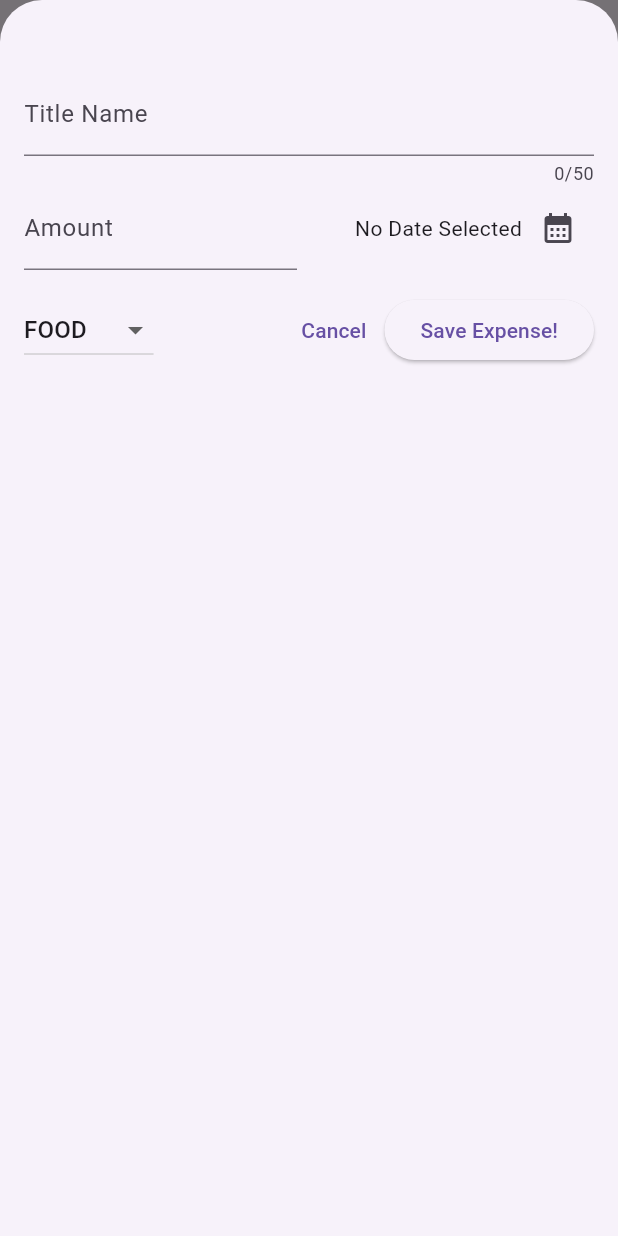
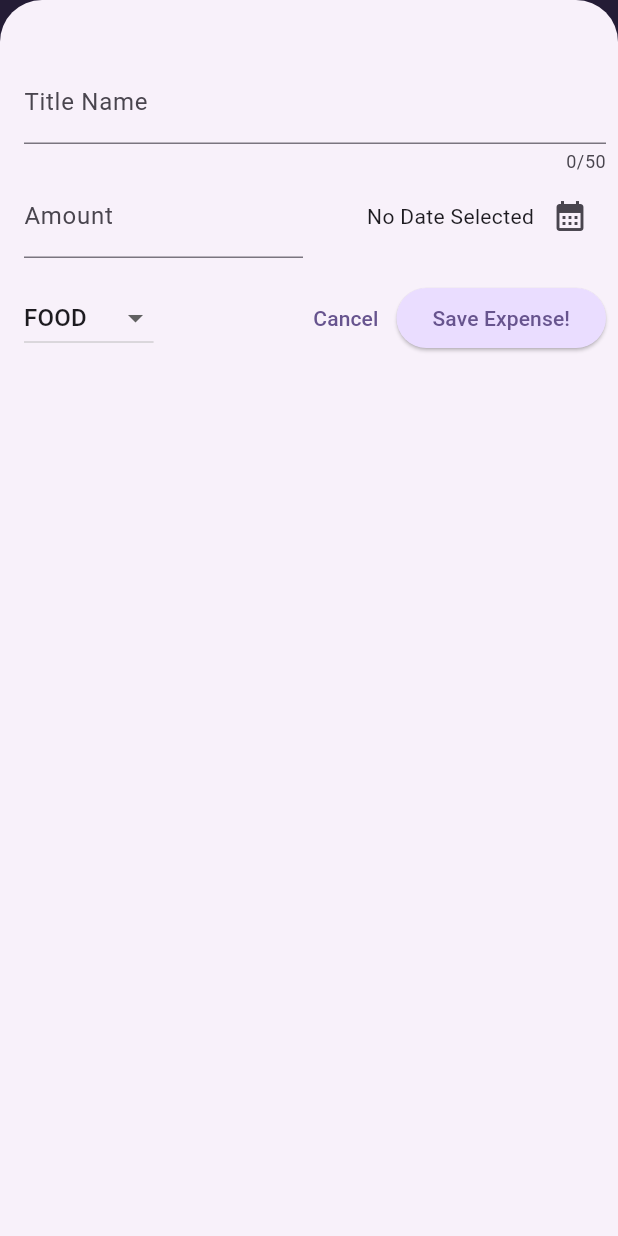
Before and after one commit to Mithilesh2600/First_App, a Flutter app: the screen it shows after launch, after a tap on the "add" icon, on a phone screen of 412 x 824 dp. Run offline on Flutter 3.47's test engine with Material 3 defaults, Android fonts, the phone set to English and light mode, and no system bars.

Commit message:
modified:   expense_app/lib/main.dart 	modified:   expense_app/lib/new_expense.dart 	modified:   expense_app/lib/widgets/expense_list.dart 	modified:   expense_app/lib/widgets/expenses_item.dart

```diff
--- a/expense_app/lib/main.dart
+++ b/expense_app/lib/main.dart
@@ -1,10 +1,47 @@
 import '/expenses.dart';
 import 'package:flutter/material.dart';
 
+var kColorScheme =
+    ColorScheme.fromSeed(seedColor: const Color.fromARGB(255, 36, 8, 80));
+var kDarkColorScheme = ColorScheme.fromSeed(
+    brightness: Brightness.dark,
+    seedColor: const Color.fromARGB(255, 5, 104, 165));
 void main() {
   runApp(MaterialApp(
+    darkTheme: ThemeData.dark().copyWith(
+      colorScheme: kDarkColorScheme,
+      cardTheme: const CardTheme().copyWith(
+        color: kDarkColorScheme.onSecondary,
+        margin: const EdgeInsets.symmetric(vertical: 8, horizontal: 12),
+      ),
+      elevatedButtonTheme: ElevatedButtonThemeData(
+          style: ElevatedButton.styleFrom(
+        backgroundColor: kDarkColorScheme.primaryContainer,
+        foregroundColor: kDarkColorScheme.onPrimaryContainer,
+      )),
+    ),
     theme: ThemeData().copyWith(
-        scaffoldBackgroundColor: const Color.fromARGB(255, 135, 180, 239)),
+        colorScheme: kColorScheme,
+        appBarTheme: const AppBarTheme().copyWith(
+          backgroundColor: kColorScheme.onPrimaryContainer,
+          foregroundColor: kColorScheme.primaryContainer,
+        ),
+        cardTheme: const CardTheme().copyWith(
+          color: kColorScheme.onSecondary,
+          margin: const EdgeInsets.symmetric(vertical: 8, horizontal: 12),
+        ),
+        elevatedButtonTheme: ElevatedButtonThemeData(
+            style: ElevatedButton.styleFrom(
+          backgroundColor: kColorScheme.primaryContainer,
+        )),
+        textTheme: ThemeData().textTheme.copyWith(
+              titleLarge: TextStyle(
+                fontWeight: FontWeight.bold,
+                fontSize: 20,
+                color: kColorScheme.onSecondaryContainer,
+              ),
+            )),
+    // themeMode: ThemeMode.system,
     home: const Expenses(),
   ));
 }
--- a/expense_app/lib/new_expense.dart
+++ b/expense_app/lib/new_expense.dart
@@ -76,7 +76,7 @@ class _NewExpenseState extends State<NewExpense> {
   @override
   Widget build(BuildContext context) {
     return Padding(
-      padding: const EdgeInsets.fromLTRB(16.0, 48, 16, 16),
+      padding: const EdgeInsets.fromLTRB(16.0, 40, 8, 8),
       child: Column(
         children: [
           TextField(
--- a/expense_app/lib/widgets/expense_list.dart
+++ b/expense_app/lib/widgets/expense_list.dart
@@ -15,6 +15,11 @@ class ExpenseList extends StatelessWidget {
     return ListView.builder(
       itemCount: expenses.length,
       itemBuilder: (ctx, index) => Dismissible(
+        background: Container(
+          color: Theme.of(context).colorScheme.error.withOpacity(0.75),
+          margin: EdgeInsets.symmetric(
+              horizontal: Theme.of(context).cardTheme.margin!.horizontal),
+        ),
         onDismissed: (direction) {
           onRemoveExpense(expenses[index]);
         },
--- a/expense_app/lib/widgets/expenses_item.dart
+++ b/expense_app/lib/widgets/expenses_item.dart
@@ -1,3 +1,4 @@
+// import 'package:expense_app/main.dart';
 import 'package:expense_app/models/expense.dart';
 import 'package:flutter/material.dart';
 
@@ -11,8 +12,12 @@ class ExpensesItem extends StatelessWidget {
     return Card(
       child: Padding(
         padding: const EdgeInsets.symmetric(horizontal: 20, vertical: 16),
-        child: Column(children: [
-          Text(expense.title),
+        child: Column(crossAxisAlignment: CrossAxisAlignment.start, children: [
+          Text(
+            expense.title,
+            style: const TextStyle(fontWeight: FontWeight.bold),
+            // style: Theme.of(context).textTheme.titleLarge,
+          ),
           const SizedBox(
             height: 4,
           ),
```
